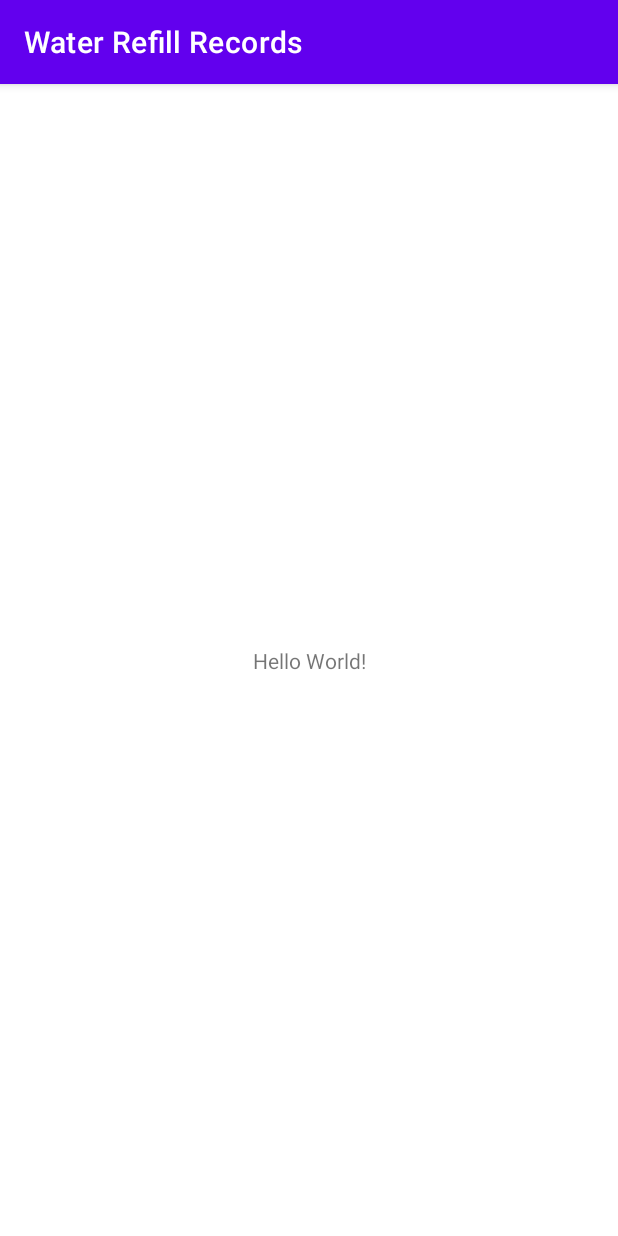
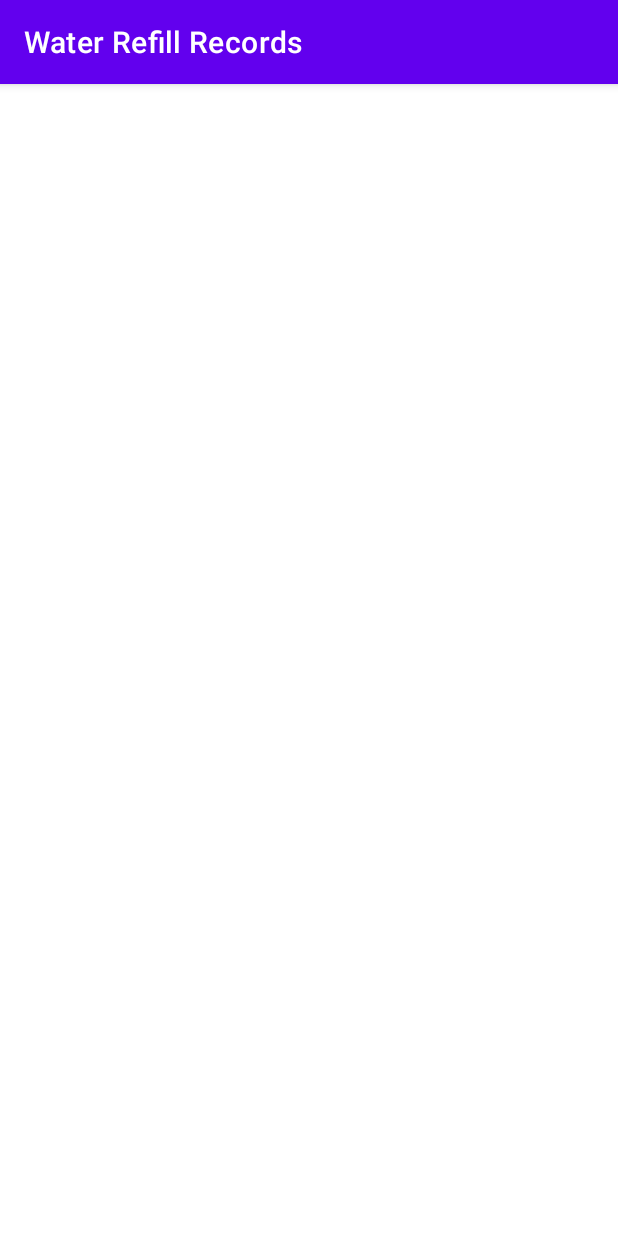
Before and after one commit to clarelimo/Water-Records, an Android app: the screen it shows after launch (MainActivity), on a phone screen of 412 x 824 dp. Run offline under Robolectric (Android 15) with nearby library versions, the phone set to English and light mode, and no system bars.

Commit message:
changed to relative layout

```diff
--- a/app/src/main/res/layout/activity_main.xml
+++ b/app/src/main/res/layout/activity_main.xml
@@ -1,18 +1,6 @@
 <?xml version="1.0" encoding="utf-8"?>
-<androidx.constraintlayout.widget.ConstraintLayout xmlns:android="http://schemas.android.com/apk/res/android"
-    xmlns:app="http://schemas.android.com/apk/res-auto"
-    xmlns:tools="http://schemas.android.com/tools"
+<RelativeLayout xmlns:android="http://schemas.android.com/apk/res/android"
     android:layout_width="match_parent"
-    android:layout_height="match_parent"
-    tools:context=".MainActivity">
+    android:layout_height="match_parent">
 
-    <TextView
-        android:layout_width="wrap_content"
-        android:layout_height="wrap_content"
-        android:text="Hello World!"
-        app:layout_constraintBottom_toBottomOf="parent"
-        app:layout_constraintLeft_toLeftOf="parent"
-        app:layout_constraintRight_toRightOf="parent"
-        app:layout_constraintTop_toTopOf="parent" />
-
-</androidx.constraintlayout.widget.ConstraintLayout>
+</RelativeLayout>
```
